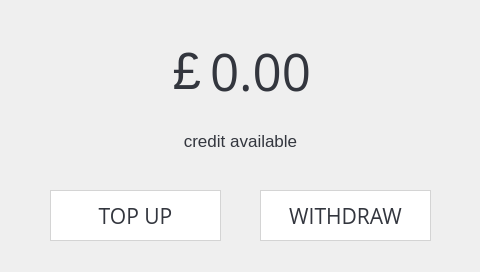
First picture: the form in xbterminal/gui/ui.ui, repository alexykot/xbterminal-firmware, before the edit.
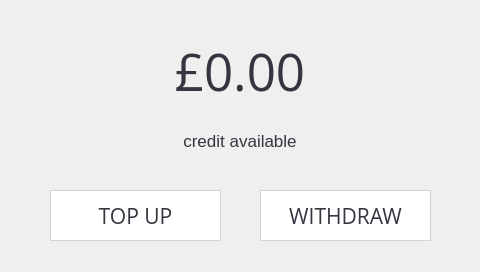
Second picture: the form after the edit. The open tabs and pages were chosen to show the change.

Diff of the .ui file:
```diff
--- a/xbterminal/gui/ui.ui
+++ b/xbterminal/gui/ui.ui
@@ -221,36 +221,12 @@
       <string>TOP UP</string>
      </property>
     </widget>
-    <widget class="QLabel" name="sel_currency_lbl">
-     <property name="geometry">
-      <rect>
-       <x>140</x>
-       <y>40</y>
-       <width>61</width>
-       <height>61</height>
-      </rect>
-     </property>
-     <property name="font">
-      <font>
-       <pointsize>38</pointsize>
-      </font>
-     </property>
-     <property name="styleSheet">
-      <string notr="true">color: #33363e;</string>
-     </property>
-     <property name="text">
-      <string>£</string>
-     </property>
-     <property name="alignment">
-      <set>Qt::AlignRight|Qt::AlignTrailing|Qt::AlignVCenter</set>
-     </property>
-    </widget>
     <widget class="QLabel" name="sel_amount_lbl">
      <property name="geometry">
       <rect>
-       <x>210</x>
+       <x>0</x>
        <y>40</y>
-       <width>191</width>
+       <width>480</width>
        <height>61</height>
       </rect>
      </property>
@@ -264,18 +240,18 @@
       <string notr="true">color: #33363e;</string>
      </property>
      <property name="text">
-      <string>0.00</string>
+      <string>£0.00</string>
      </property>
      <property name="alignment">
-      <set>Qt::AlignLeading|Qt::AlignLeft|Qt::AlignVCenter</set>
+      <set>Qt::AlignCenter</set>
      </property>
     </widget>
     <widget class="QLabel" name="sel_desc_lbl">
      <property name="geometry">
       <rect>
-       <x>50</x>
+       <x>0</x>
        <y>120</y>
-       <width>381</width>
+       <width>480</width>
        <height>41</height>
       </rect>
      </property>
```
